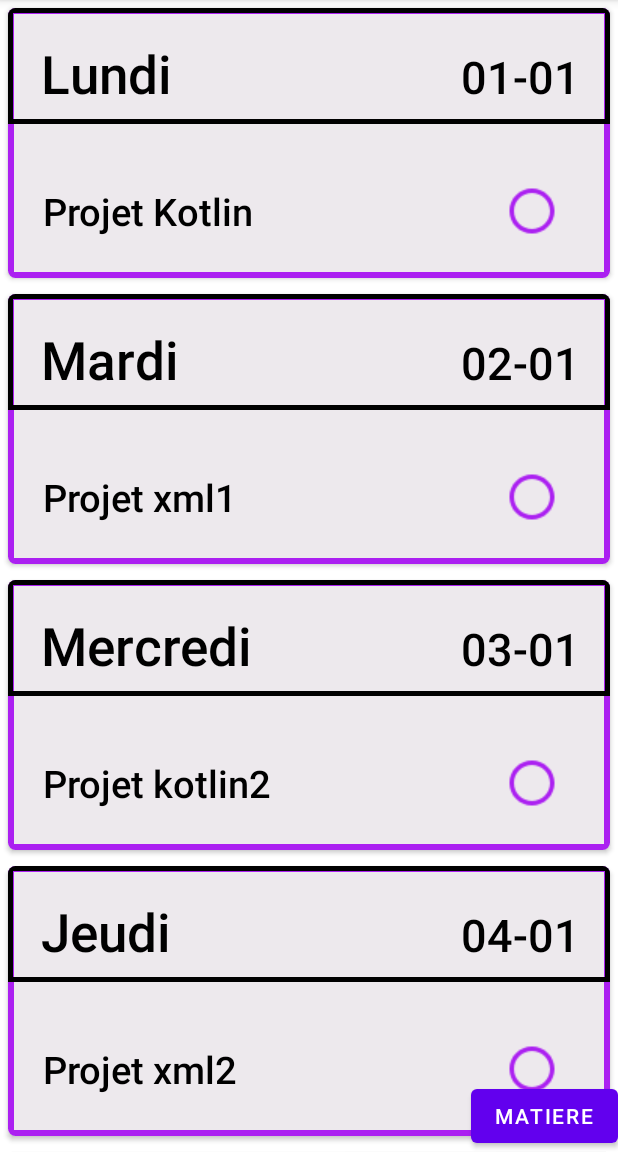
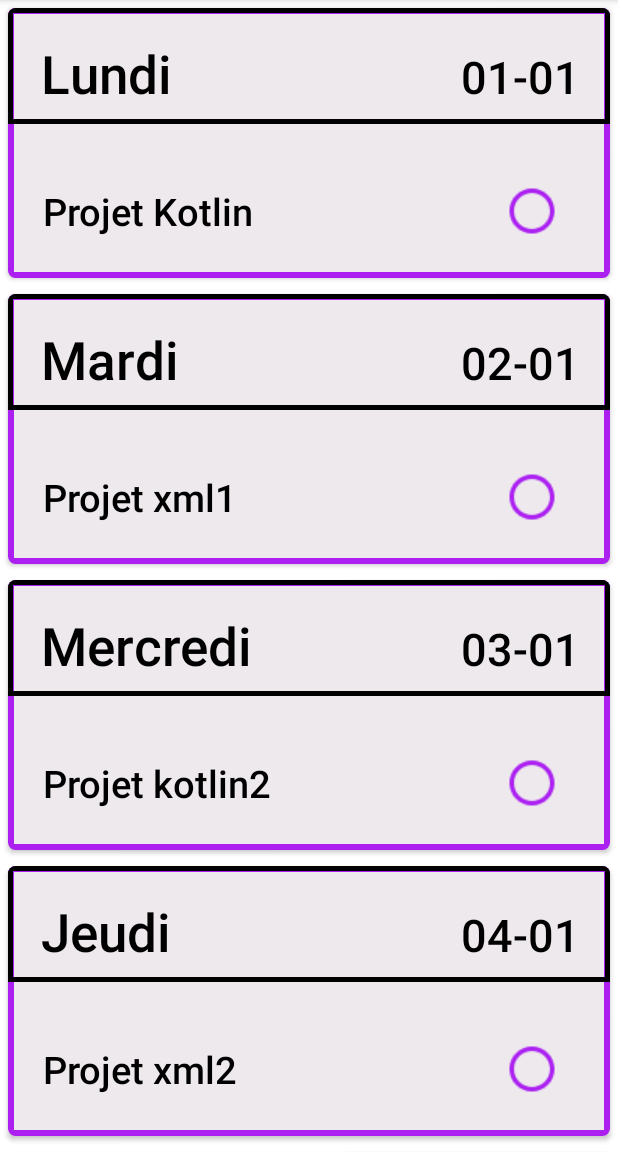
Before and after one commit to Oussafadi/GestionDeRevision-, an Android app: the screen it shows after launch (MainActivity), on a phone screen of 412 x 824 dp, the part 84-1236 px from its top. Run offline under Robolectric (Android 15) with nearby library versions, the phone set to English and light mode, and no system bars.

Commit message:
sohaib changes

```diff
--- a/app/src/main/java/com/example/myapplication1/MainActivity.kt
+++ b/app/src/main/java/com/example/myapplication1/MainActivity.kt
@@ -12,16 +12,16 @@ class MainActivity : AppCompatActivity() {
     override fun onCreate(savedInstanceState: Bundle?) {
         super.onCreate(savedInstanceState)
         setContentView(R.layout.activity_main)
-        //sohaib test
-        val bt_matiere= findViewById<Button>(R.id.bt_matiere)
-        bt_matiere.setOnClickListener {
-            val intoaddmatiere=Intent(this,MatiereActivity::class.java)
-            startActivity(intoaddmatiere)
-        }
-
-
-
-        //test
+//        //sohaib test
+//        val bt_matiere= findViewById<Button>(R.id.bt_matiere)
+//        bt_matiere.setOnClickListener {
+//            val intoaddmatiere=Intent(this,MatiereActivity::class.java)
+//            startActivity(intoaddmatiere)
+//        }
+//
+//
+//
+//        //test
 
         val recyclerView : RecyclerView =findViewById(R.id.rv_revision)
         // linear layout manager
--- a/app/src/main/res/layout/activity_main.xml
+++ b/app/src/main/res/layout/activity_main.xml
@@ -13,11 +13,11 @@
         tools:layout_editor_absoluteX="1dp"
         tools:layout_editor_absoluteY="1dp" />
 
-    <Button
-        android:id="@+id/bt_matiere"
-        android:layout_width="wrap_content"
-        android:layout_height="wrap_content"
-        android:text="matiere"
-        app:layout_constraintBottom_toBottomOf="parent"
-        app:layout_constraintEnd_toEndOf="parent" />
+<!--    <Button-->
+<!--        android:id="@+id/bt_matiere"-->
+<!--        android:layout_width="wrap_content"-->
+<!--        android:layout_height="wrap_content"-->
+<!--        android:text="matiere"-->
+<!--        app:layout_constraintBottom_toBottomOf="parent"-->
+<!--        app:layout_constraintEnd_toEndOf="parent" />-->
 </androidx.constraintlayout.widget.ConstraintLayout>
```
